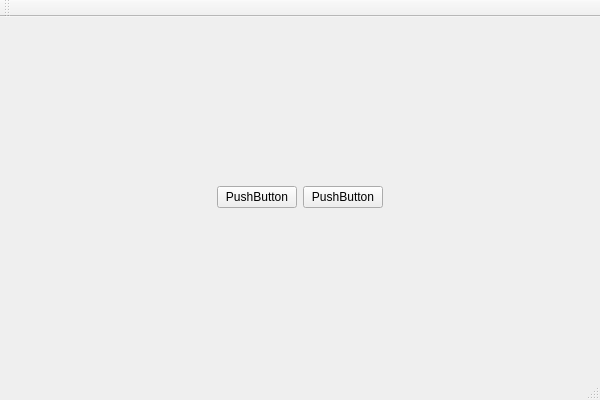
The window that Src/08_Layout/MainWindow.ui (Fowindy/QtCode_VS) describes before a commit, drawn with Qt 5.
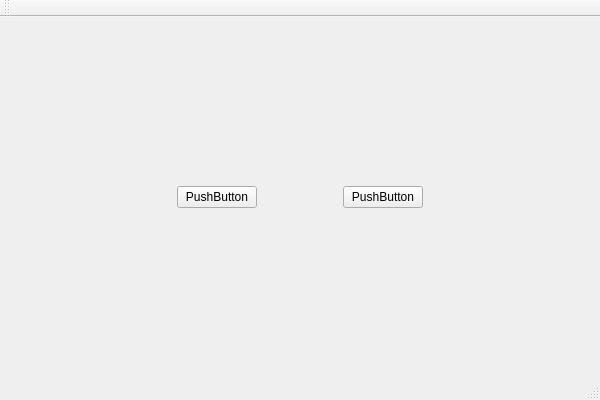
The same window after the commit.

Commit message: 水平弹簧布局_2_间隔固定

Diff of the .ui file:
```diff
--- a/Src/08_Layout/MainWindow.ui
+++ b/Src/08_Layout/MainWindow.ui
@@ -22,7 +22,7 @@
       </property>
       <property name="sizeHint" stdset="0">
        <size>
-        <width>204</width>
+        <width>161</width>
         <height>20</height>
        </size>
       </property>
@@ -35,6 +35,22 @@
       </property>
      </widget>
     </item>
+    <item>
+     <spacer name="horizontalSpacer_3">
+      <property name="orientation">
+       <enum>Qt::Horizontal</enum>
+      </property>
+      <property name="sizeType">
+       <enum>QSizePolicy::Fixed</enum>
+      </property>
+      <property name="sizeHint" stdset="0">
+       <size>
+        <width>80</width>
+        <height>20</height>
+       </size>
+      </property>
+     </spacer>
+    </item>
     <item>
      <widget class="QPushButton" name="pushButton">
       <property name="text">
@@ -49,7 +65,7 @@
       </property>
       <property name="sizeHint" stdset="0">
        <size>
-        <width>204</width>
+        <width>161</width>
         <height>20</height>
        </size>
       </property>
```
